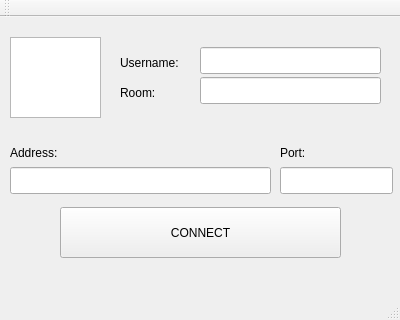
Old version of the form mainwindow.ui in the repository tnightingale/Chat.
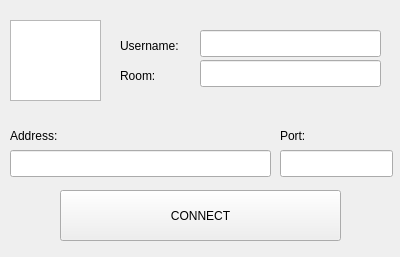
New version of the form.

Commit message: gui for connect screen and chat window

Diff of the .ui file:
```diff
--- a/mainwindow.ui
+++ b/mainwindow.ui
@@ -7,7 +7,7 @@
     <x>0</x>
     <y>0</y>
     <width>400</width>
-    <height>320</height>
+    <height>257</height>
    </rect>
   </property>
   <property name="windowTitle">
@@ -133,25 +133,6 @@
     </property>
    </widget>
   </widget>
-  <widget class="QMenuBar" name="menuBar">
-   <property name="geometry">
-    <rect>
-     <x>0</x>
-     <y>0</y>
-     <width>400</width>
-     <height>25</height>
-    </rect>
-   </property>
-  </widget>
-  <widget class="QToolBar" name="mainToolBar">
-   <attribute name="toolBarArea">
-    <enum>TopToolBarArea</enum>
-   </attribute>
-   <attribute name="toolBarBreak">
-    <bool>false</bool>
-   </attribute>
-  </widget>
-  <widget class="QStatusBar" name="statusBar"/>
  </widget>
  <layoutdefault spacing="6" margin="11"/>
  <resources/>
```
Left out of the diff: 8 changed lines with no effect on the pictures. The commit also changes 6 other files.
